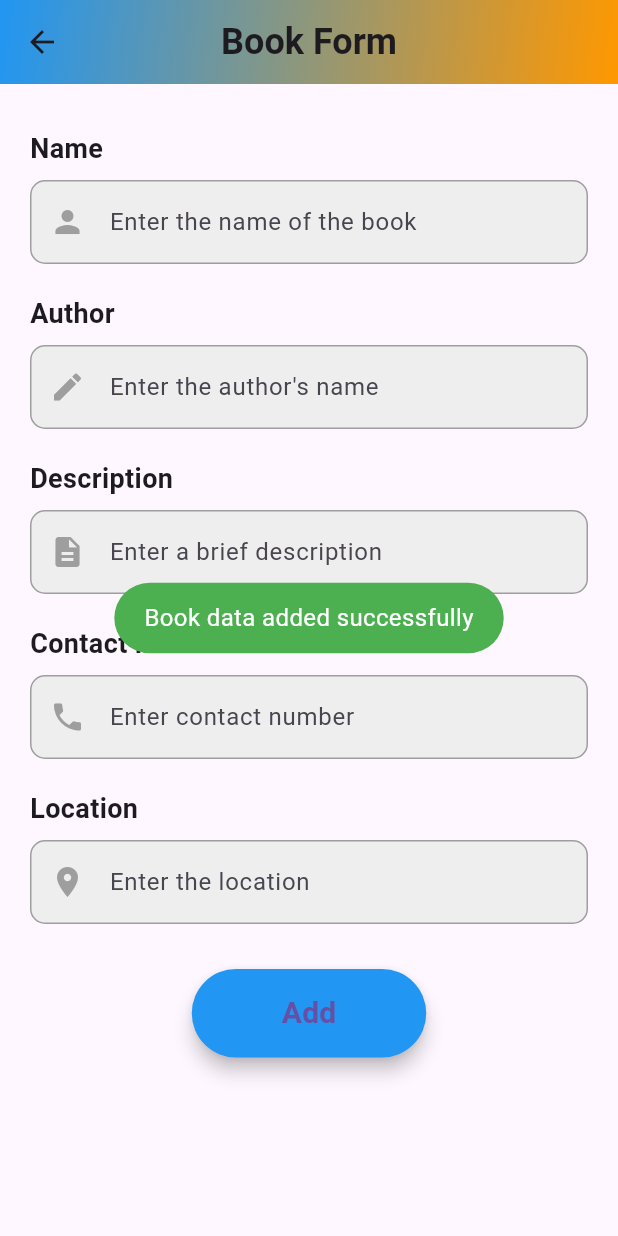
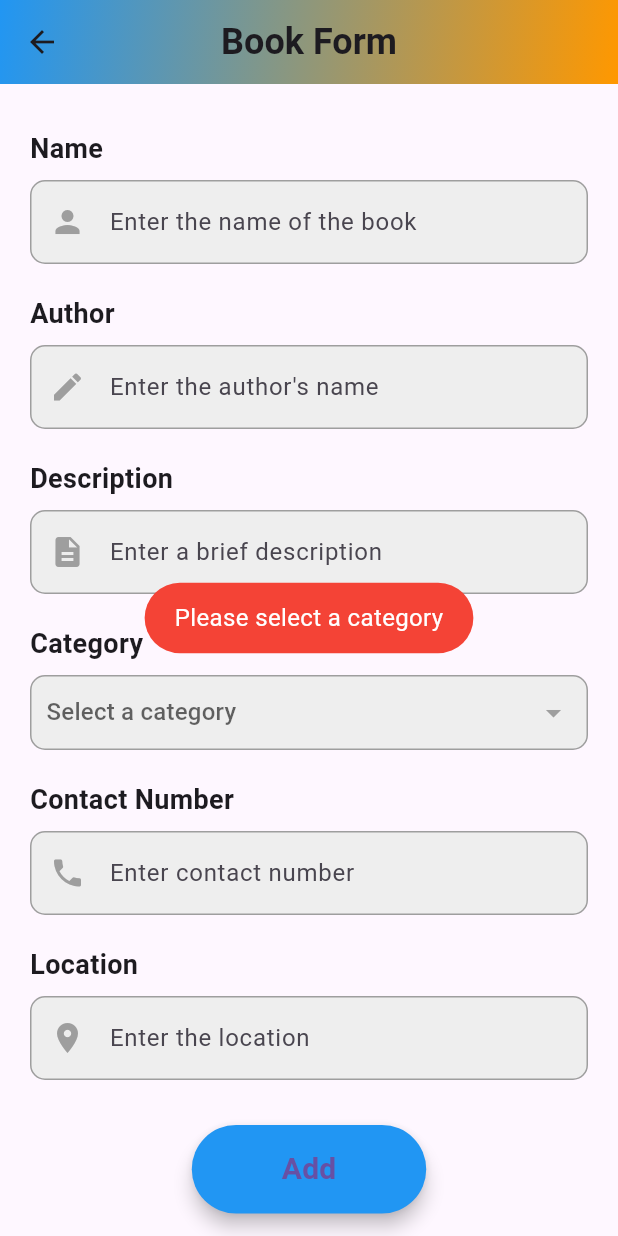
Before and after one commit to nimendra-ag/bookbuddies_mobile, a Flutter app: the Book screen opened directly, after a tap on "Add", on a phone screen of 412 x 824 dp. Run offline on Flutter 3.47's test engine with Material 3 defaults, Android fonts, the phone set to English and light mode, and no system bars; our stand-ins replace cloud_firestore, curved_labeled_navigation_bar, firebase_auth, firebase_core, fluttertoast, random_string; accounts and stored records are empty.

Commit message:
can upload the category

```diff
--- a/lib/pages/addBook.dart
+++ b/lib/pages/addBook.dart
@@ -11,14 +11,26 @@ class Book extends StatefulWidget {
 }
 
 class _BookState extends State<Book> {
-   TextEditingController nameController = TextEditingController();
+  TextEditingController nameController = TextEditingController();
   TextEditingController authorController = TextEditingController();
   TextEditingController descriptionController = TextEditingController();
   TextEditingController contactNumberController = TextEditingController();
   TextEditingController locationController = TextEditingController();
 
+  String? selectedCategory; // Selected category for the dropdown
+  final List<String> categories = [
+    "Fiction",
+    "Non-Fiction",
+    "Science",
+    "Biography",
+    "Fantasy",
+    "Mystery",
+    "Self-Help",
+    "History",
+  ]; // Predefined list of categories
+
   @override
- Widget build(BuildContext context) {
+  Widget build(BuildContext context) {
     return Scaffold(
       appBar: AppBar(
         flexibleSpace: Container(
@@ -62,6 +74,18 @@ class _BookState extends State<Book> {
               hintText: "Enter a brief description",
             ),
             const SizedBox(height: 20),
+            buildDropdownField(
+              label: "Category",
+              icon: Icons.category,
+              items: categories,
+              value: selectedCategory,
+              onChanged: (value) {
+                setState(() {
+                  selectedCategory = value!;
+                });
+              },
+            ),
+            const SizedBox(height: 20),
             buildTextField(
               label: "Contact Number",
               icon: Icons.phone,
@@ -80,12 +104,25 @@ class _BookState extends State<Book> {
             Center(
               child: ElevatedButton(
                 onPressed: () async {
+                  if (selectedCategory == null) {
+                    Fluttertoast.showToast(
+                      msg: "Please select a category",
+                      toastLength: Toast.LENGTH_SHORT,
+                      gravity: ToastGravity.CENTER,
+                      backgroundColor: Colors.red,
+                      textColor: Colors.white,
+                      fontSize: 16.0,
+                    );
+                    return;
+                  }
+
                   String id = randomAlphaNumeric(10);
                   Map<String, dynamic> bookInfoMap = {
                     "Name": nameController.text,
                     "Author": authorController.text,
                     "Id": id,
                     "Description": descriptionController.text,
+                    "Category": selectedCategory,
                     "Contact Number": contactNumberController.text,
                     "Location": locationController.text,
                   };
@@ -94,6 +131,9 @@ class _BookState extends State<Book> {
                   descriptionController.clear();
                   contactNumberController.clear();
                   locationController.clear();
+                  setState(() {
+                    selectedCategory = null;
+                  });
 
                   await DatabaseMethods()
                       .addBookDetails(bookInfoMap, id)
@@ -167,4 +207,49 @@ class _BookState extends State<Book> {
       ],
     );
   }
+
+  Widget buildDropdownField({
+    required String label,
+    required IconData icon,
+    required List<String> items,
+    required String? value,
+    required void Function(String?) onChanged,
+  }) {
+    return Column(
+      crossAxisAlignment: CrossAxisAlignment.start,
+      children: [
+        Text(
+          label,
+          style: const TextStyle(
+            fontSize: 18,
+            fontWeight: FontWeight.bold,
+          ),
+        ),
+        const SizedBox(height: 8),
+        Container(
+          padding: const EdgeInsets.symmetric(horizontal: 10),
+          decoration: BoxDecoration(
+            borderRadius: BorderRadius.circular(10),
+            border: Border.all(color: Colors.grey, width: 1),
+            color: Colors.grey[200],
+          ),
+          child: DropdownButtonHideUnderline(
+            child: DropdownButton<String>(
+              value: value,
+              hint: const Text("Select a category"),
+              icon: const Icon(Icons.arrow_drop_down, color: Colors.grey),
+              isExpanded: true,
+              items: items
+                  .map((category) => DropdownMenuItem<String>(
+                        value: category,
+                        child: Text(category),
+                      ))
+                  .toList(),
+              onChanged: onChanged,
+            ),
+          ),
+        ),
+      ],
+    );
+  }
 }
--- a/lib/pages/home.dart
+++ b/lib/pages/home.dart
@@ -105,12 +105,17 @@ class _HomeState extends State<Home> {
                             const SizedBox(height: 8.0),
                             Text(
                               "By ${ds['Author']}",
-                              style: const TextStyle(fontSize: 16.0),
+                              style: const TextStyle(fontSize: 14.0),
                             ),
                             const SizedBox(height: 8.0),
                             Text(
                               "${ds['Description']}",
                               style: const TextStyle(fontSize: 16.0),
+                            ),
+                            const SizedBox(height: 8.0),
+                            Text(
+                              "${ds['Category']}",
+                              style: const TextStyle(fontSize: 14.0),
                             ),
                             const SizedBox(height: 8.0),
                             Row(
```
